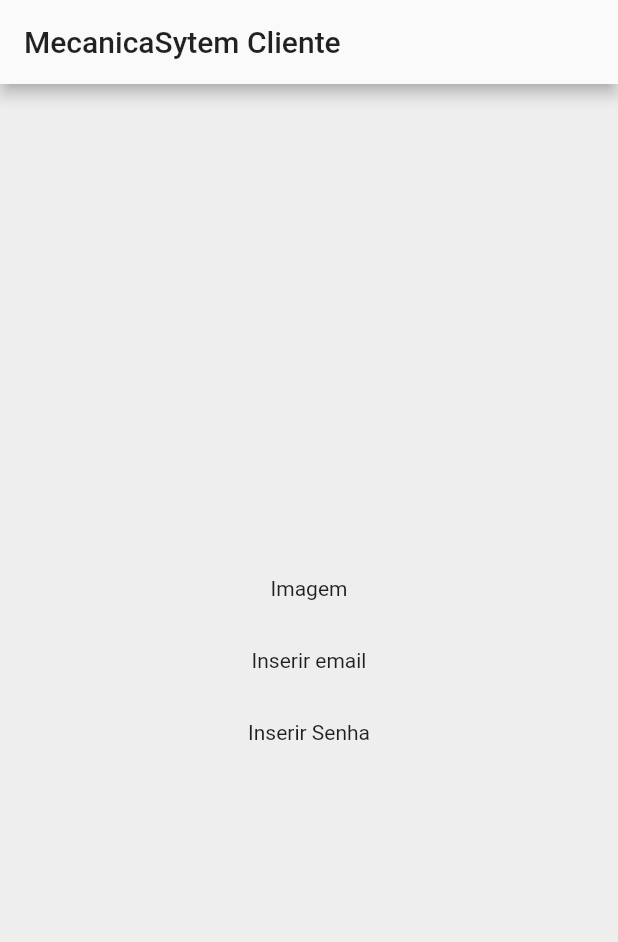
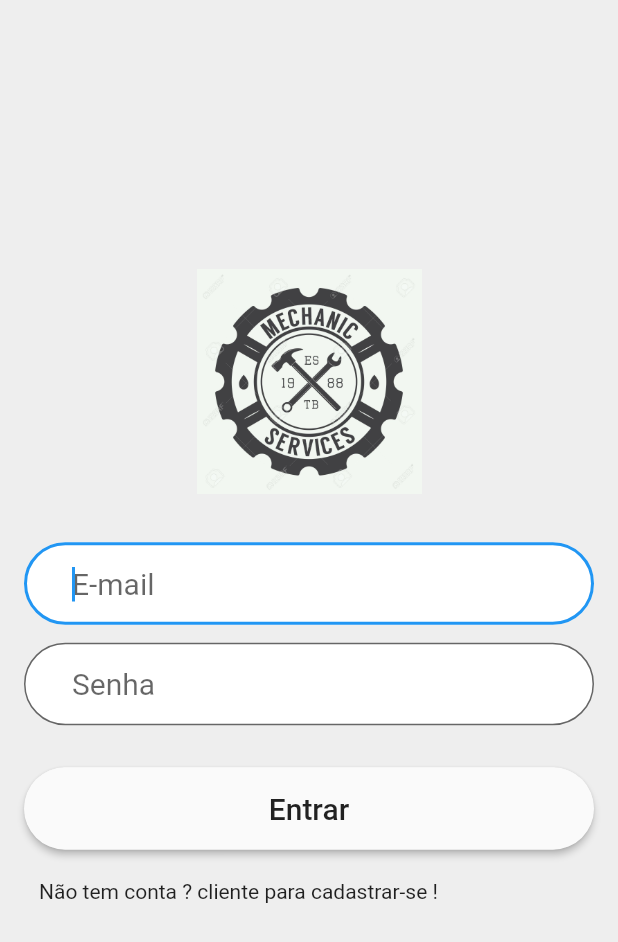
Before and after one commit to BrunoTardio/mecanicasystem_appclientes, a Flutter app: the screen it shows after launch, on a phone screen of 412 x 824 dp. Shown: the top 942 px of the screen. Run offline on Flutter 3.47's test engine with Material 2 defaults, Android fonts, the phone set to English and light mode, and no system bars.

Commit message:
Layolt Login finalizado

```diff
--- a/lib/telas/Home.dart
+++ b/lib/telas/Home.dart
@@ -9,27 +9,82 @@ class _HomeState extends State<Home> {
   @override
   Widget build(BuildContext context) {
     return Scaffold(
-      appBar: AppBar(
-        title: Text("MecanicaSytem Cliente"),
-      ),
       body: Container(
         decoration: BoxDecoration(color: Colors.grey[200]),
         padding: EdgeInsets.all(16),
         child: Center(
           child: SingleChildScrollView(
             child: Column(
+              crossAxisAlignment: CrossAxisAlignment.stretch,
               children: <Widget>[
                 Padding(
-                  padding: EdgeInsets.all(16),
-                  child: Text("Imagem"),
+                    padding: EdgeInsets.only(bottom: 32),
+                    child: Image.asset(
+                      "imagens/ms.jpg",
+                      width: 200,
+                      height: 150,
+                    )),
+                Padding(
+                  padding: EdgeInsets.only(bottom: 12),
+                  child: TextField(
+                    autofocus: true,
+                    keyboardType: TextInputType.emailAddress,
+                    style: TextStyle(fontSize: 20),
+                    decoration: InputDecoration(
+                        contentPadding: EdgeInsets.fromLTRB(32, 16, 32, 16),
+                        hintText: "E-mail",
+                        filled: true,
+                        fillColor: Colors.white,
+                        border: OutlineInputBorder(
+                          borderRadius: BorderRadius.circular(32),
+                        )),
+                  ),
                 ),
                 Padding(
-                  padding: EdgeInsets.all(16),
-                  child: Text("Inserir email"),
+                    padding: EdgeInsets.only(bottom: 12),
+                    child: TextField(
+                      obscureText: true,
+                      keyboardType: TextInputType.text,
+                      style: TextStyle(fontSize: 20),
+                      decoration: InputDecoration(
+                          contentPadding: EdgeInsets.fromLTRB(32, 16, 32, 16),
+                          hintText: "Senha",
+                          filled: true,
+                          fillColor: Colors.white,
+                          border: OutlineInputBorder(
+                            borderRadius: BorderRadius.circular(32),
+                          )),
+                    )),
+                Padding(
+                  padding: EdgeInsets.only(top: 16, bottom: 10),
+                  child: RaisedButton(
+                    child: Text("Entrar",
+                        style: TextStyle(color: Colors.black87, fontSize: 20)),
+                    color: Colors.grey[50],
+                    padding: EdgeInsets.fromLTRB(32, 16, 32, 16),
+                    shape: RoundedRectangleBorder(
+                        borderRadius: BorderRadius.circular(32)),
+                    onPressed: () {},
+                  ),
                 ),
                 Padding(
-                  padding: EdgeInsets.all(16),
-                  child: Text("Inserir Senha"),
+                  padding: EdgeInsets.all(10),
+                  child: GestureDetector(
+                    child: Text(
+                      "Não tem conta ? cliente para cadastrar-se !",
+                      style: TextStyle(color: Colors.black87),
+                    ),
+                    onTap: () {},
+                  ),
+                ),
+                Padding(
+                  padding: EdgeInsets.only(top: 16),
+                  child: Center(
+                    child: Text("",
+                        style: TextStyle(
+                          color: Colors.red,
+                        )),
+                  ),
                 ),
               ],
             ),
--- a/pubspec.yaml
+++ b/pubspec.yaml
@@ -46,9 +46,8 @@ flutter:
   uses-material-design: true
 
   # To add assets to your application, add an assets section, like this:
-  # assets:
-  #  - images/a_dot_burr.jpeg
-  #  - images/a_dot_ham.jpeg
+  assets:
+  - imagens/ms.jpg
 
   # An image asset can refer to one or more resolution-specific "variants", see
   # https://flutter.dev/assets-and-images/#resolution-aware.
```
Also changed, not shown: imagens/ms.jpg (added).
